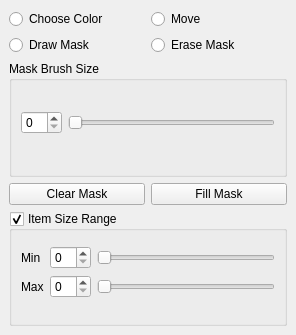
mhspace/mashacv, file toolsdockwidget.ui: the form before one commit.
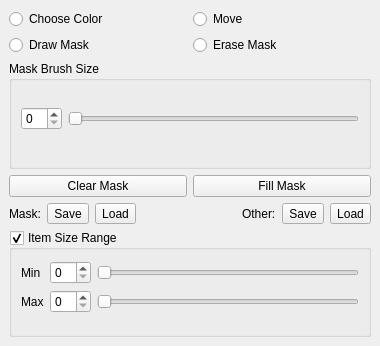
The form after the commit.

What changed in the file:
```diff
--- a/toolsdockwidget.ui
+++ b/toolsdockwidget.ui
@@ -6,8 +6,8 @@
    <rect>
     <x>0</x>
     <y>0</y>
-    <width>296</width>
-    <height>335</height>
+    <width>380</width>
+    <height>346</height>
    </rect>
   </property>
   <property name="windowTitle">
@@ -89,6 +89,83 @@
         </item>
        </layout>
       </item>
+      <item>
+       <layout class="QHBoxLayout" name="horizontalLayout_3">
+        <item>
+         <widget class="QLabel" name="maskLabel">
+          <property name="sizePolicy">
+           <sizepolicy hsizetype="Maximum" vsizetype="Preferred">
+            <horstretch>0</horstretch>
+            <verstretch>0</verstretch>
+           </sizepolicy>
+          </property>
+          <property name="text">
+           <string>Mask:</string>
+          </property>
+         </widget>
+        </item>
+        <item>
+         <widget class="QToolButton" name="maskSaveButton">
+          <property name="text">
+           <string>Save</string>
+          </property>
+          <property name="popupMode">
+           <enum>QToolButton::InstantPopup</enum>
+          </property>
+         </widget>
+        </item>
+        <item>
+         <widget class="QToolButton" name="maskLoadButton">
+          <property name="text">
+           <string>Load</string>
+          </property>
+         </widget>
+        </item>
+        <item>
+         <spacer name="horizontalSpacer">
+          <property name="orientation">
+           <enum>Qt::Horizontal</enum>
+          </property>
+          <property name="sizeHint" stdset="0">
+           <size>
+            <width>40</width>
+            <height>20</height>
+           </size>
+          </property>
+         </spacer>
+        </item>
+        <item>
+         <widget class="QLabel" name="otherLabel">
+          <property name="sizePolicy">
+           <sizepolicy hsizetype="Maximum" vsizetype="Preferred">
+            <horstretch>0</horstretch>
+            <verstretch>0</verstretch>
+           </sizepolicy>
+          </property>
+          <property name="text">
+           <string>Other:</string>
+          </property>
+         </widget>
+        </item>
+        <item>
+         <widget class="QToolButton" name="otherSaveButton">
+          <property name="text">
+           <string>Save</string>
+          </property>
+          <property name="popupMode">
+           <enum>QToolButton::InstantPopup</enum>
+          </property>
+         </widget>
+        </item>
+        <item>
+         <widget class="QToolButton" name="otherLoadButton">
+          <property name="text">
+           <string>Load</string>
+          </property>
+         </widget>
+        </item>
+       </layout>
+      </item>
       <item>
        <widget class="QGroupBox" name="groupBox_2">
         <property name="title">
```
